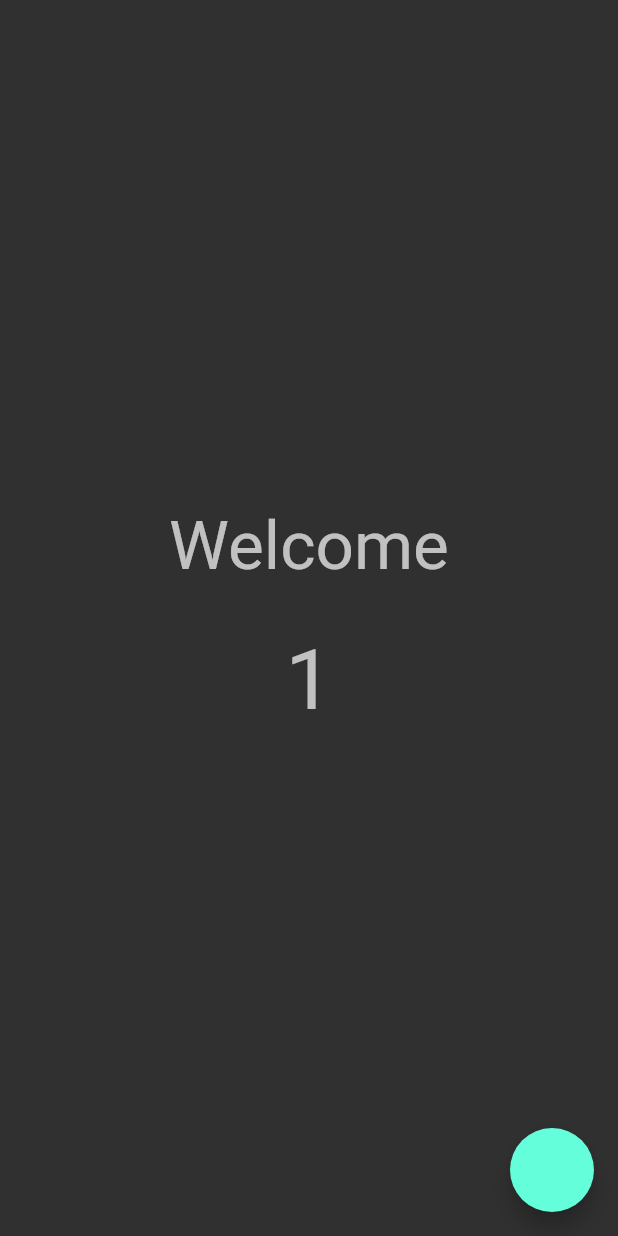
After one commit to yusufexak/Firebase-Authentication-with-Flutter, a Flutter app: the WelcomeView screen opened directly, on a phone screen of 412 x 824 dp. The commit adds this screen. Run offline on Flutter 3.47's test engine with Material 2 defaults, Android fonts, the phone set to English and light mode, and no system bars; our stand-ins replace firebase_auth, flutter_mobx, lottie, mobx; accounts and stored records are empty; generated files the repository leaves out were written again.

Commit message:
mobx trial

```diff
--- /dev/null
+++ b/lib/ViewModels/welcome_view_mode.dart
@@ -0,0 +1,17 @@
+import 'dart:async';
+
+import 'package:mobx/mobx.dart';
+
+part 'welcome_view_mode.g.dart';
+
+class WelcomeViewModel = WelcomeViewModelBase with _$WelcomeViewModel;
+
+abstract class WelcomeViewModelBase with Store {
+  @observable
+  int numm = 1;
+
+  @action
+  void increase() {
+    numm++;
+  }
+}
--- a/lib/Views/create_ccount_view.dart
+++ b/lib/Views/create_ccount_view.dart
@@ -4,7 +4,6 @@
 import 'package:loginfibasee/Utils/Constants/app_constants.dart';
 import 'package:loginfibasee/Utils/Extension/string_extension.dart';
 import 'package:lottie/lottie.dart';
-
 import 'login_view.dart';
 
 class CreateAccountView extends StatefulWidget {
@@ -17,6 +16,7 @@
   bool val = false;
   final _formKey = GlobalKey<FormState>();
   double radius = 30;
+
   @override
   Widget build(BuildContext context) {
     return Scaffold(
--- a/lib/Views/login_view.dart
+++ b/lib/Views/login_view.dart
@@ -2,6 +2,7 @@ import 'package:flutter/material.dart';
 import 'package:flutter/rendering.dart';
 import 'package:loginfibasee/Utils/Constants/app_constants.dart';
 import 'package:loginfibasee/Utils/Extension/string_extension.dart';
+import 'package:loginfibasee/Views/welcome_view.dart';
 import 'package:lottie/lottie.dart';
 
 import 'create_ccount_view.dart';
@@ -79,6 +80,12 @@ class _LoginViewState extends State<LoginView> {
                     onPressed: () {
                       if (_formKey.currentState.validate()) {
                         print(email + "   " + password);
+                        Navigator.push(
+                          context,
+                          MaterialPageRoute(
+                            builder: (context) => WelcomeView(),
+                          ),
+                        );
                       } else {
                         setState(() {
                           val = true;
--- /dev/null
+++ b/lib/Views/welcome_view.dart
@@ -0,0 +1,48 @@
+import 'package:flutter/material.dart';
+import 'package:flutter_mobx/flutter_mobx.dart';
+import 'package:loginfibasee/ViewModels/welcome_view_mode.dart';
+
+class WelcomeView extends StatefulWidget {
+  @override
+  _WelcomeViewState createState() => _WelcomeViewState();
+}
+
+class _WelcomeViewState extends State<WelcomeView> {
+  final vm = WelcomeViewModel();
+  @override
+  Widget build(BuildContext context) {
+    print(vm.toString());
+
+    return Scaffold(
+      floatingActionButton: FloatingActionButton(
+        onPressed: () => vm.increase(),
+      ),
+      body: Column(
+        mainAxisSize: MainAxisSize.max,
+        mainAxisAlignment: MainAxisAlignment.center,
+        crossAxisAlignment: CrossAxisAlignment.center,
+        children: [
+          Center(
+            child: Text(
+              "Welcome",
+              textAlign: TextAlign.center,
+              style: Theme.of(context).textTheme.headline3,
+            ),
+          ),
+          SizedBox(
+            height: 30,
+          ),
+          Center(
+            child: Observer(
+              builder: (context) => Text(
+                vm.numm.toString(),
+                textAlign: TextAlign.center,
+                style: Theme.of(context).textTheme.headline2,
+              ),
+            ),
+          ),
+        ],
+      ),
+    );
+  }
+}
```
Also changed, not shown: pubspec.yaml (+6 -1 lines), lib/ViewModels/welcome_view_mode.g.dart (added), pubspec.lock.
